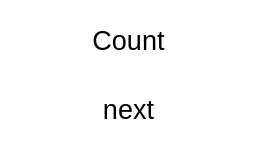
Qt form statuswindow.ui (Hq1anq/separateClipboard) before a commit.
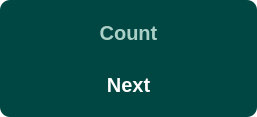
The same form after that commit.

Commit message: change gui theme, handle close window when not enough info

```diff
--- a/statuswindow.ui
+++ b/statuswindow.ui
@@ -7,22 +7,45 @@
     <x>0</x>
     <y>0</y>
     <width>257</width>
-    <height>149</height>
+    <height>117</height>
    </rect>
   </property>
   <property name="windowTitle">
    <string>MainWindow</string>
   </property>
+  <property name="styleSheet">
+   <string notr="true">QMainWindow {
+            background-color: rgba(255, 255, 255, 220);
+            border-radius: 15px;
+        }</string>
+  </property>
   <widget class="QWidget" name="centralwidget">
    <property name="styleSheet">
-    <string notr="true">background-color: rgb(255, 255, 255);</string>
+    <string notr="true">QWidget {
+    background-color: #004643;
+    border-radius: 10px;
+}
+
+QLabel {
+	font-size: 20px;
+	font-weight: bold;
+}
+
+QLabel#count {
+    color: #abd1c6;
+}
+
+QLabel#next {
+    color: #fffffe;;
+}</string>
    </property>
    <layout class="QVBoxLayout" name="verticalLayout">
     <item>
      <widget class="QLabel" name="count">
       <property name="font">
        <font>
-        <pointsize>20</pointsize>
+        <pointsize>-1</pointsize>
+        <bold>true</bold>
        </font>
       </property>
       <property name="text">
@@ -37,11 +60,12 @@
      <widget class="QLabel" name="next">
       <property name="font">
        <font>
-        <pointsize>20</pointsize>
+        <pointsize>-1</pointsize>
+        <bold>true</bold>
        </font>
       </property>
       <property name="text">
-       <string>next</string>
+       <string>Next</string>
       </property>
       <property name="alignment">
        <set>Qt::AlignmentFlag::AlignCenter</set>
```
The commit also changes 3 other files.
